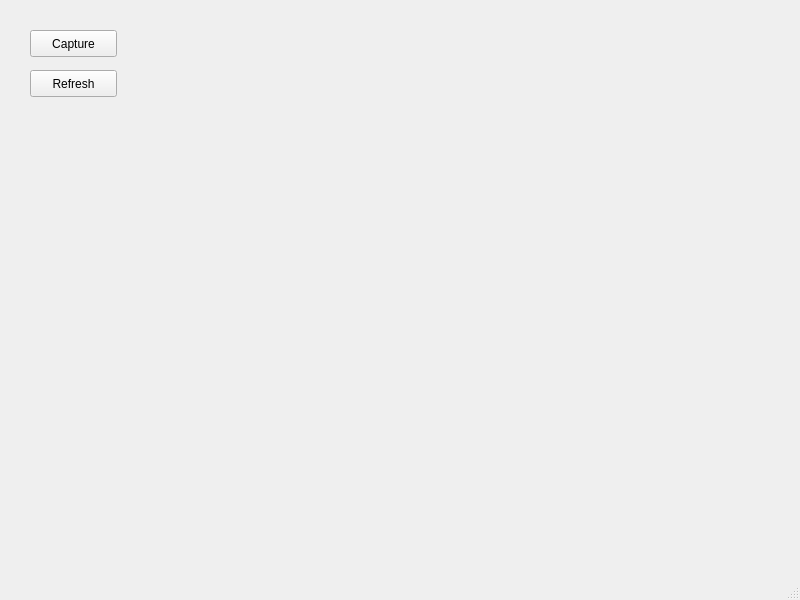
First picture: the form in pc/master/mainwindow.ui, repository plule/pfe-costumes, before the edit.
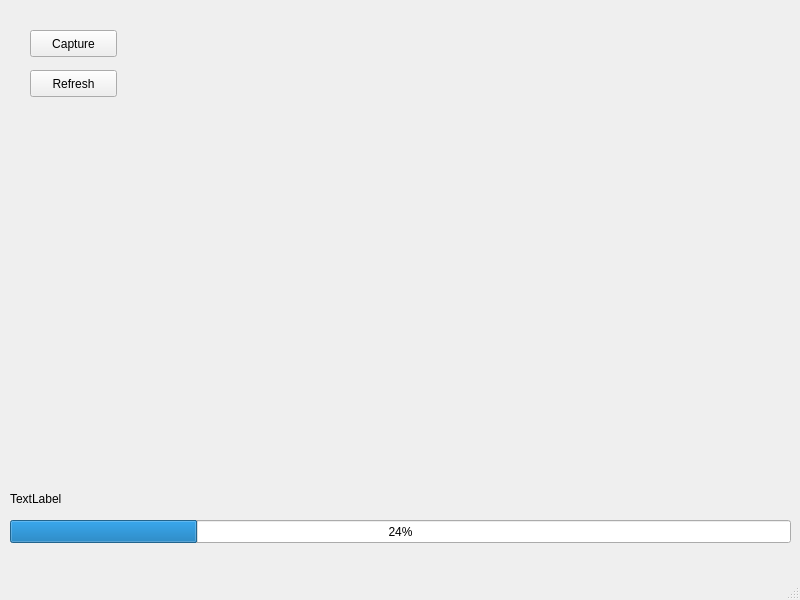
Second picture: the form after the edit.

Diff of the .ui file:
```diff
--- a/pc/master/mainwindow.ui
+++ b/pc/master/mainwindow.ui
@@ -40,6 +40,32 @@
      <string>Refresh</string>
     </property>
    </widget>
+   <widget class="QProgressBar" name="workBar">
+    <property name="geometry">
+     <rect>
+      <x>10</x>
+      <y>520</y>
+      <width>781</width>
+      <height>23</height>
+     </rect>
+    </property>
+    <property name="value">
+     <number>24</number>
+    </property>
+   </widget>
+   <widget class="QLabel" name="workLabel">
+    <property name="geometry">
+     <rect>
+      <x>10</x>
+      <y>490</y>
+      <width>781</width>
+      <height>17</height>
+     </rect>
+    </property>
+    <property name="text">
+     <string>TextLabel</string>
+    </property>
+   </widget>
   </widget>
   <widget class="QMenuBar" name="menubar">
    <property name="geometry">
```
